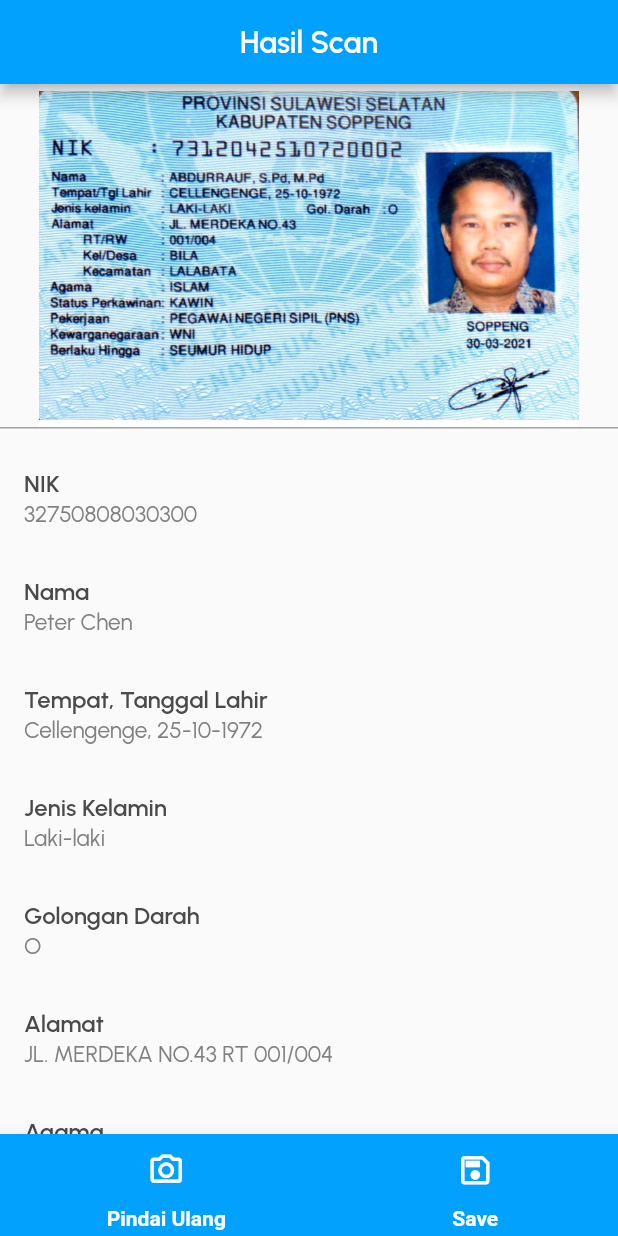
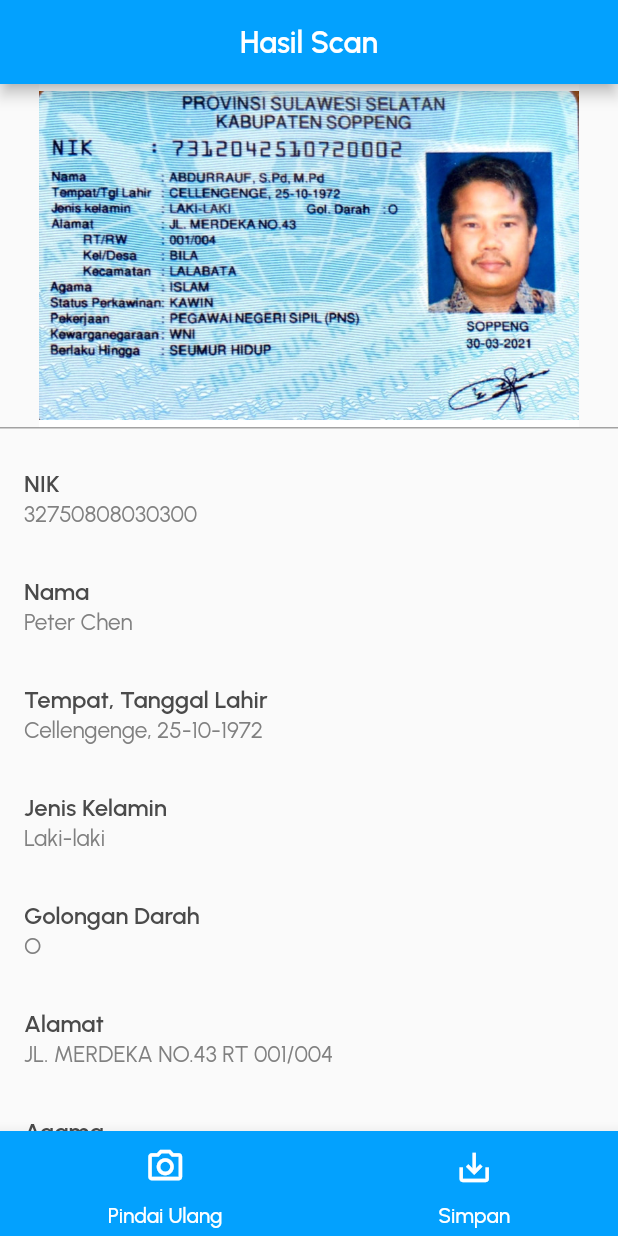
Before and after one commit to alvianfirdaus/EduScan, a Flutter app: the screen it shows after launch, on a phone screen of 412 x 824 dp. Run offline on Flutter 3.47's test engine with Material 2 defaults, Android fonts, the phone set to English and light mode, and no system bars; our stand-ins replace google_fonts.

Commit message:
update: bottom navigation bar

```diff
--- a/lib/pages/detail_ktp.dart
+++ b/lib/pages/detail_ktp.dart
@@ -1,7 +1,9 @@
 import 'package:flutter/material.dart';
 import 'package:myapp/models/item.dart';
 import 'package:myapp/utils.dart';
-import 'package:myapp/widgets/bottom_navbar.dart';
+import 'package:myapp/widgets/bottom_appbar.dart';
+import 'package:myapp/widgets/bottom_appbar_detail.dart';
+import 'package:myapp/widgets/floating_button_appbar.dart';
 
 class DetailKtp extends StatelessWidget {
   final Item item;
@@ -285,7 +287,7 @@ class DetailKtp extends StatelessWidget {
         ),
       ),
       // Tambahkan navigation bar di bagian bawah
-      bottomNavigationBar: BottomNavBar(),
+      bottomNavigationBar: BottomAppDetail(),
     );
   }
 }
--- a/lib/utils.dart
+++ b/lib/utils.dart
@@ -57,7 +57,7 @@ TextStyle SafeGoogleFont(
     );
   } catch (ex) {
     return GoogleFonts.getFont(
-      "Source Sans Pro",
+      "Urbanist",
       textStyle: textStyle,
       color: color,
       backgroundColor: backgroundColor,
--- /dev/null
+++ b/lib/widgets/bottom_appbar_detail.dart
@@ -0,0 +1,64 @@
+import 'package:flutter/material.dart';
+import 'package:myapp/utils.dart';
+
+class BottomAppDetail extends StatelessWidget {
+  const BottomAppDetail({
+    super.key,
+  });
+
+  @override
+  Widget build(BuildContext context) {
+    return BottomAppBar(
+      color: Color(0xff03a1fe),
+      shape: CircularNotchedRectangle(),
+      notchMargin: 5.0,
+      child: Row(
+        mainAxisSize: MainAxisSize.max,
+        mainAxisAlignment: MainAxisAlignment.spaceAround,
+        children: <Widget>[
+          Column(
+            mainAxisSize: MainAxisSize.min,
+            children: <Widget>[
+              IconButton(
+                icon:
+                    Icon(Icons.camera_alt_outlined, color: Colors.white, size: 27),
+                onPressed: () {},
+              ),
+              Text(
+                'Pindai Ulang',
+                style: SafeGoogleFont(
+                  'urbanist',
+                  fontWeight: FontWeight.w500,
+                  color: Colors.white,
+                ),
+              ),
+              SizedBox(
+                height: 5.0,
+              )
+            ],
+          ),
+          Column(
+            mainAxisSize: MainAxisSize.min,
+            children: <Widget>[
+              IconButton(
+                icon: Icon(Icons.save_alt_outlined, color: Colors.white, size: 26),
+                onPressed: () {},
+              ),
+              Text(
+                'Simpan',
+                style: SafeGoogleFont(
+                  'urbanist',
+                  fontWeight: FontWeight.w500,
+                  color: Colors.white,
+                ),
+              ),
+              SizedBox(
+                height: 5.0,
+              )
+            ],
+          ),
+        ],
+      ),
+    );
+  }
+}
--- a/lib/widgets/bottom_navbar.dart
+++ /dev/null
@@ -1,59 +0,0 @@
-import 'package:flutter/material.dart';
-
-class BottomNavBar extends StatelessWidget {
-  @override
-  Widget build(BuildContext context) {
-    return BottomAppBar(
-      color: Color(0xff03a1fe),
-      child: Row(
-        mainAxisAlignment: MainAxisAlignment.spaceAround,
-        children: <Widget>[
-          Column(
-            mainAxisSize: MainAxisSize.min,
-            children: <Widget>[
-              IconButton(
-                icon: const Icon(Icons.camera_alt_outlined,
-                    color: Colors.white, size: 25),
-                onPressed: () {
-                  // Navigasi ke halaman utama
-                },
-              ),
-              Container(
-                margin: EdgeInsets.only(bottom: 4.0),
-                child: Text(
-                  'Pindai Ulang',
-                  style: TextStyle(
-                    fontWeight: FontWeight.w600,
-                    color: Colors.white,
-                  ),
-                ),
-              ),
-            ],
-          ),
-          Column(
-            mainAxisSize: MainAxisSize.min,
-            children: <Widget>[
-              IconButton(
-                icon: const Icon(Icons.save_outlined,
-                    color: Colors.white, size: 25),
-                onPressed: () {
-                  // Navigasi ke halaman pengaturan
-                },
-              ),
-              Container(
-                margin: EdgeInsets.only(bottom: 4.0),
-                child: Text(
-                  'Save',
-                  style: TextStyle(
-                    fontWeight: FontWeight.w600,
-                    color: Colors.white,
-                  ),
-                ),
-              ),
-            ],
-          ),
-        ],
-      ),
-    );
-  }
-}
```
Also changed, not shown: lib/widgets/bottom_appbar.dart (added, +64 -0 lines), lib/widgets/floating_button_appbar.dart (added, +15 -0 lines).
